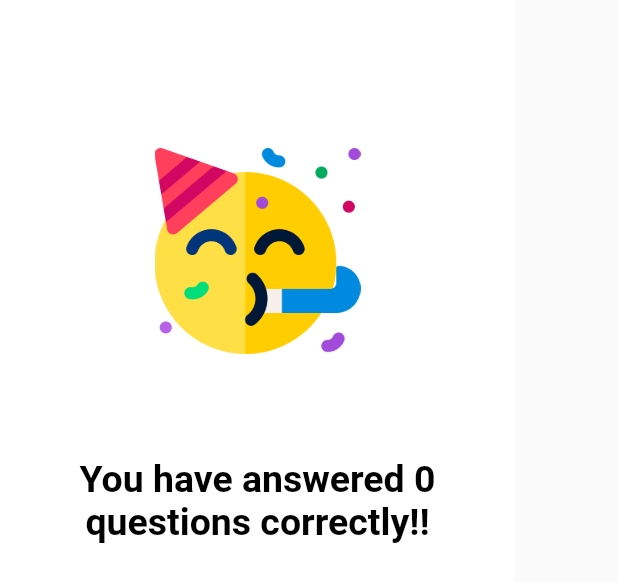
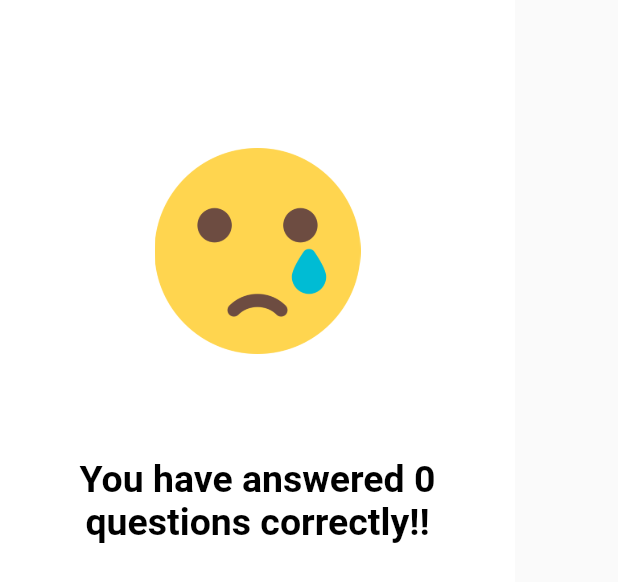
Before and after one commit to MohammadRakib/quizhouse, a Flutter app: the ResultView widget shown alone on an empty page, opened directly with empty values, on a phone screen of 412 x 824 dp. Shown: the top 582 px of the screen. Run offline on Flutter 3.47's test engine with Material 2 defaults, Android fonts, the phone set to English and light mode, and no system bars; our stand-ins replace carousel_slider, email_validator, flutter_spinkit, percent_indicator, sqflite; accounts and stored records are empty.

Commit message:
more bug fix

```diff
--- a/lib/viewModels/user/user_view_model.dart
+++ b/lib/viewModels/user/user_view_model.dart
@@ -8,10 +8,6 @@ class UserViewModel extends ChangeNotifier{
   dynamic _level = '100';
   dynamic _coin = '10000';
   dynamic _gems = '10000';
-
-  UserViewModel(){
-    getCurrentUser();
-  }
 
   String get name => _name;
 
--- a/lib/views/appbar/home_appbar_view.dart
+++ b/lib/views/appbar/home_appbar_view.dart
@@ -33,7 +33,7 @@ class HomeAppBarView extends StatelessWidget implements PreferredSizeWidget{
             top: 10,
             left: 10,
             child: CircleAvatar(
-              backgroundImage: AssetImage('lib/assets/dummyImage.png'),
+              backgroundImage: AssetImage('lib/assets/logo/profile.jpg'),
               backgroundColor: Color(appBarColor),
             ),
           ),
--- a/lib/views/result/result_view.dart
+++ b/lib/views/result/result_view.dart
@@ -26,20 +26,20 @@ class ResultView extends StatelessWidget {
             children: [
               Padding(
                 padding: orientation == Orientation.portrait? const EdgeInsets.only(top: 30) : const EdgeInsets.only(top: 50),
-                child: Image.asset(
+                child: Image.asset( correctAnswerNumber == 0? 'lib/assets/icons/crying.png' :
                   'lib/assets/icons/party.png',
-                  height: orientation == Orientation.portrait? height/3 : height/7,
-                  width: orientation == Orientation.portrait? width/3 : width/7,
+                  height: orientation == Orientation.portrait? height/3 : height/5,
+                  width: orientation == Orientation.portrait? width/3 : width/5,
                 ),
               ),
 
               Padding(
-                padding: const EdgeInsets.symmetric(horizontal: 5),
+                padding: orientation == Orientation.portrait? const EdgeInsets.symmetric(horizontal: 5) : const EdgeInsets.only(top: 15),
                 child: DefaultTextStyle(
                   style: TextStyle(
                     color: Colors.black,
                     fontWeight: FontWeight.bold,
-                    fontSize: orientation == Orientation.portrait? height/33 : height/50,
+                    fontSize: orientation == Orientation.portrait? height/33 : height/15,
                   ),
                   child: Text('You have answered $correctAnswerNumber questions correctly!!',
                     textAlign: TextAlign.center,
@@ -49,7 +49,7 @@ class ResultView extends StatelessWidget {
 
               const SizedBox(height: 50,),
               Padding(
-                padding: const EdgeInsets.symmetric(horizontal: 50),
+                padding: orientation == Orientation.portrait? const EdgeInsets.symmetric(horizontal: 50) : const EdgeInsets.symmetric(horizontal: 150),
                 child:  ElevatedButton(
                   style: ButtonStyle(
                     minimumSize: orientation == Orientation.portrait? MaterialStateProperty.all(const Size.fromHeight(40)) : MaterialStateProperty.all(const Size.fromHeight(40)),
--- a/lib/views/wrapper/auth_wrapper.dart
+++ b/lib/views/wrapper/auth_wrapper.dart
@@ -10,6 +10,6 @@ class AuthWrapper extends StatelessWidget {
   @override
   Widget build(BuildContext context) {
     AuthViewModel authViewModel = context.watch<AuthViewModel>();
-    return authViewModel.isLogin? const HomeView() : LoginView();
+    return authViewModel.isLogin? HomeView() : LoginView();
   }
 }
```
Also changed, not shown: lib/views/home/home_view.dart (+10 -1 lines), lib/assets/logo/profile.jpg (added).
